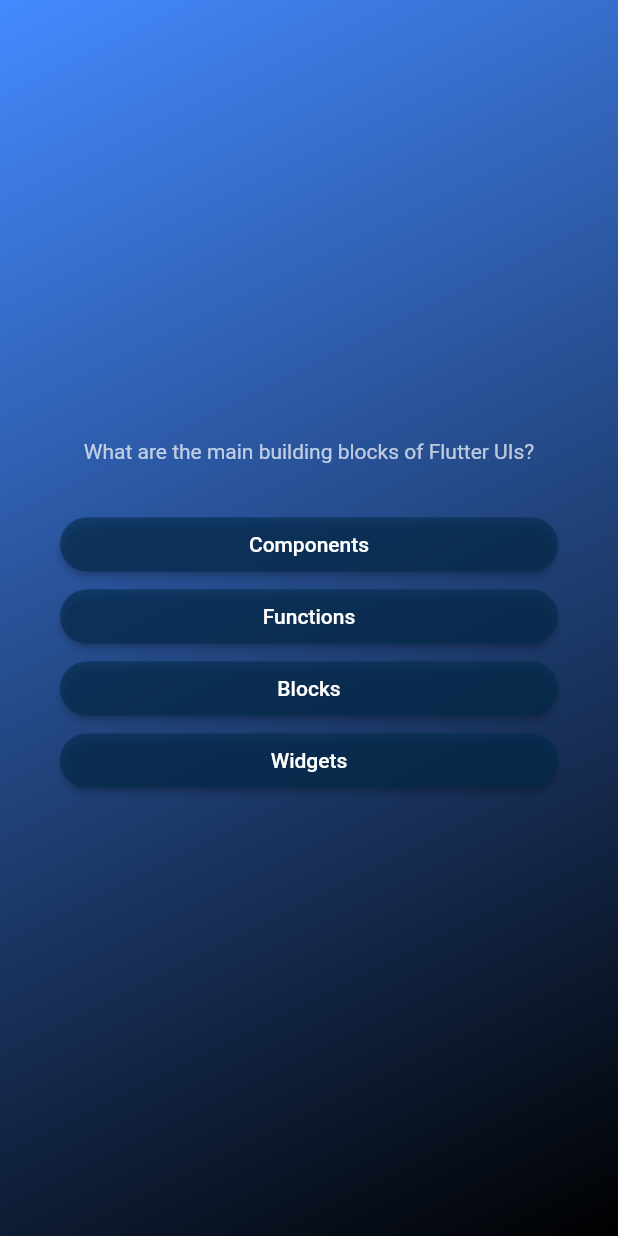
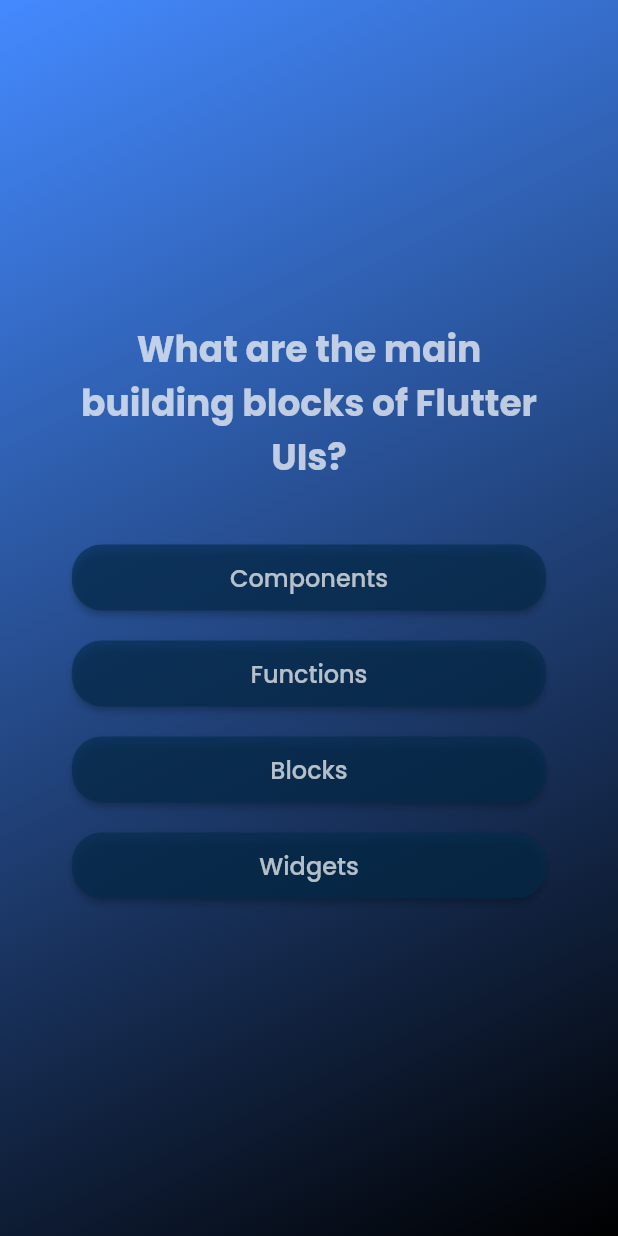
Before and after one commit to carlstep/my_quiz_app_v2, a Flutter app: the screen it shows after launch, after a tap on "Start Quiz", on a phone screen of 412 x 824 dp. Run offline on Flutter 3.47's test engine with Material 2 defaults, Android fonts, the phone set to English and light mode, and no system bars; our stand-ins replace google_fonts.

Commit message:
AnswerButton styling

```diff
--- a/lib/answer_button.dart
+++ b/lib/answer_button.dart
@@ -1,5 +1,6 @@
 // ignore_for_file: public_member_api_docs, sort_constructors_first
 import 'package:flutter/material.dart';
+import 'package:google_fonts/google_fonts.dart';
 
 class AnswerButton extends StatelessWidget {
   const AnswerButton({
@@ -13,7 +14,9 @@
 
   @override
   Widget build(BuildContext context) {
-    return ElevatedButton(
+    return Padding(
+      padding: const EdgeInsets.all(8.0),
+      child: ElevatedButton(
         onPressed: onTapAnswer,
         style: ElevatedButton.styleFrom(
           padding: const EdgeInsets.symmetric(horizontal: 40, vertical: 10),
@@ -23,7 +26,15 @@
             borderRadius: BorderRadius.circular(20),
           ),
         ),
-      child: Text(answerText),
+        child: Text(
+          answerText,
+          style: GoogleFonts.poppins(
+            fontSize: 16,
+            color: Colors.white70,
+          ),
+          textAlign: TextAlign.center,
+        ),
+      ),
     );
   }
 }
--- a/lib/questions_screen.dart
+++ b/lib/questions_screen.dart
@@ -1,4 +1,5 @@
 import 'package:flutter/material.dart';
+import 'package:google_fonts/google_fonts.dart';
 import 'package:my_quiz_app_v2/answer_button.dart';
 import 'package:my_quiz_app_v2/data/questions.dart';
 
@@ -10,9 +11,17 @@
 }
 
 class _QuestionsScreenState extends State<QuestionsScreen> {
+  var currentQuestionIndex = 0;
+
+  void answerQuestion() {
+    setState(() {
+      currentQuestionIndex++;
+    });
+  }
+
   @override
   Widget build(BuildContext context) {
-    final currentQuestion = questions[0];
+    final currentQuestion = questions[currentQuestionIndex];
 
     return SizedBox(
       width: double.infinity,
@@ -24,7 +33,9 @@
           children: [
             Text(
               currentQuestion.questionText,
-              style: const TextStyle(
+              style: GoogleFonts.poppins(
+                fontSize: 24,
+                fontWeight: FontWeight.bold,
                 color: Colors.white70,
               ),
               textAlign: TextAlign.center,
@@ -38,7 +49,7 @@
             ...currentQuestion.getShuffledAnswers().map((answer) {
               return AnswerButton(
                 answerText: answer,
-                onTapAnswer: () {},
+                onTapAnswer: answerQuestion,
               );
             }),
           ],
```
Lines whose indentation alone changed are shown as unchanged.
